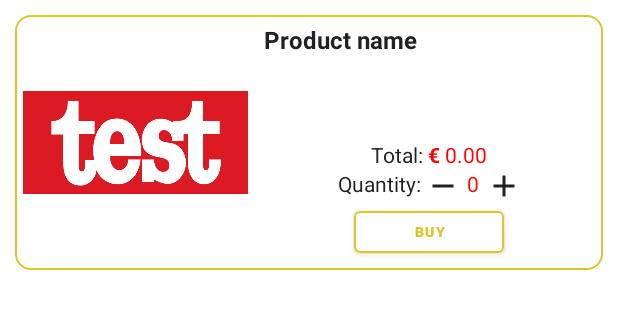
After one commit to sbritobreno/OnlineShopping_App, an Android app: the layout cart_recycler_view_template.xml on its own in the app's theme, with its tools: preview values and no code run, on a phone screen of 412 x 824 dp. The commit adds this screen. Shown: the top 309 px of the screen. Run offline under Robolectric (Android 15) with nearby library versions, the phone set to English and light mode, and no system bars.

Commit message:
cart Activity created and displaying user cart from the API

```diff
--- a/app/src/main/java/com/brito/onlineshopping_app/Api.kt
+++ b/app/src/main/java/com/brito/onlineshopping_app/Api.kt
@@ -23,6 +23,9 @@ interface ApiService {
     @GET("/users/{userId}")
     fun getSingleUser(@Path("userId") path: Int): Call<UserResponse>
 
+    @GET("/carts/user/{userId}")
+    fun getUserCart(@Path("userId") path: Int): Call<ArrayList<Cart>>
+
     @POST("/users")
     fun postNewUser(@Body userRequest: UserRequest): Call<UserResponse>
 
--- a/app/src/main/java/com/brito/onlineshopping_app/PostAdapter.kt
+++ b/app/src/main/java/com/brito/onlineshopping_app/PostAdapter.kt
@@ -36,7 +36,7 @@ class PostViewHolder(itemView: View) : RecyclerView.ViewHolder(itemView){
 
     fun initialize(productModel: Products, action:OnProductItemClickListener){
         title.text = productModel.title
-        price.text = productModel.price
+        price.text = productModel.price.toString()
 
         itemView.setOnClickListener{
             action.onItemClick(productModel, adapterPosition)
--- a/app/src/main/java/com/brito/onlineshopping_app/activities/MainActivity.kt
+++ b/app/src/main/java/com/brito/onlineshopping_app/activities/MainActivity.kt
@@ -20,11 +20,11 @@ import retrofit2.Call
 import retrofit2.Callback
 import retrofit2.Response
 
+var productListFromTheApi: ArrayList<Products> = arrayListOf()
 var currentToken: Token = Token("")
 var currentUserId: Int? = 0
 
-class MainActivity : AppCompatActivity(), OnProductItemClickListener,
-    PopupMenu.OnMenuItemClickListener {
+class MainActivity : AppCompatActivity(), OnProductItemClickListener, PopupMenu.OnMenuItemClickListener {
 
     override fun onSaveInstanceState(outState: Bundle, outPersistentState: PersistableBundle) {
         super.onSaveInstanceState(outState, outPersistentState)
@@ -57,6 +57,7 @@ class MainActivity : AppCompatActivity(), OnProductItemClickListener,
                     recyclerView.apply {
                         layoutManager = LinearLayoutManager(this@MainActivity)
                         adapter = PostAdapter(response.body()!!, this@MainActivity)
+                        productListFromTheApi = response.body()!!
                     }
             }
 
--- a/app/src/main/java/com/brito/onlineshopping_app/activities/ProductDetailsActivity.kt
+++ b/app/src/main/java/com/brito/onlineshopping_app/activities/ProductDetailsActivity.kt
@@ -37,7 +37,7 @@ class ProductDetailsActivity : AppCompatActivity(), PopupMenu.OnMenuItemClickLis
             ) {
                 if(response.isSuccessful) {
                     product_name_product_details_act.text = response.body()!!.title
-                    product_price_product_details_act.text = response.body()!!.price
+                    product_price_product_details_act.text = response.body()!!.price.toString()
                     product_description_product_details_act.text = response.body()!!.description
                     val loadImageView = product_img_product_details_act
                     Picasso.get()
--- /dev/null
+++ b/app/src/main/res/drawable-v24/ic_baseline_add_one_24.xml
@@ -0,0 +1,10 @@
+<vector xmlns:android="http://schemas.android.com/apk/res/android"
+    android:width="24dp"
+    android:height="24dp"
+    android:viewportWidth="24"
+    android:viewportHeight="24"
+    android:tint="@color/text">
+  <path
+      android:fillColor="@android:color/white"
+      android:pathData="M19,13h-6v6h-2v-6H5v-2h6V5h2v6h6v2z"/>
+</vector>
--- /dev/null
+++ b/app/src/main/res/drawable-v24/ic_baseline_remove_one_24.xml
@@ -0,0 +1,10 @@
+<vector xmlns:android="http://schemas.android.com/apk/res/android"
+    android:width="24dp"
+    android:height="24dp"
+    android:viewportWidth="24"
+    android:viewportHeight="24"
+    android:tint="@color/text">
+  <path
+      android:fillColor="@android:color/white"
+      android:pathData="M19,13H5v-2h14v2z"/>
+</vector>
--- a/app/src/main/res/layout/activity_product_details.xml
+++ b/app/src/main/res/layout/activity_product_details.xml
@@ -91,7 +91,7 @@
 
             <LinearLayout
                 android:layout_width="match_parent"
-                android:layout_height="match_parent"
+                android:layout_height="0dp"
                 android:layout_gravity="top"
                 android:layout_margin="5dp"
                 android:layout_weight="1"
--- /dev/null
+++ b/app/src/main/res/layout/cart_recycler_view_template.xml
@@ -0,0 +1,148 @@
+<?xml version="1.0" encoding="utf-8"?>
+<LinearLayout xmlns:android="http://schemas.android.com/apk/res/android"
+    xmlns:app="http://schemas.android.com/apk/res-auto"
+    xmlns:tools="http://schemas.android.com/tools"
+    android:layout_width="match_parent"
+    android:layout_height="170dp"
+    android:layout_margin="10dp"
+    android:background="@drawable/recyclerview_shape"
+    android:gravity="center"
+    android:orientation="horizontal">
+
+    <LinearLayout
+        android:layout_width="wrap_content"
+        android:layout_height="wrap_content">
+
+        <ImageView
+            android:id="@+id/image_cart_rView"
+            android:layout_width="150dp"
+            android:layout_height="150dp"
+            android:layout_margin="5dp"
+            android:src="@drawable/init_template_img" />
+    </LinearLayout>
+
+    <LinearLayout
+        android:layout_width="match_parent"
+        android:layout_height="match_parent"
+        android:layout_margin="5dp"
+        android:orientation="vertical">
+
+        <TextView
+            android:id="@+id/title_cart_rView"
+            android:layout_width="match_parent"
+            android:layout_height="wrap_content"
+            android:text="Product name"
+            android:textColor="@color/text"
+            android:textSize="16sp"
+            android:textStyle="bold" />
+
+        <LinearLayout
+            android:layout_width="match_parent"
+            android:layout_height="match_parent"
+            android:orientation="vertical">
+
+            <LinearLayout
+                android:layout_width="match_parent"
+                android:layout_height="wrap_content"
+                android:gravity="center"
+                android:layout_weight="1">
+
+                <TextView
+                    android:id="@+id/total_item_price_cart_rview"
+                    android:layout_width="wrap_content"
+                    android:layout_height="wrap_content"
+                    android:layout_gravity="bottom"
+                    android:text="Total: "
+                    android:textColor="@color/text"
+                    android:textSize="14sp" />
+
+                <TextView
+                    android:id="@+id/currency_symbol_rview"
+                    android:layout_width="wrap_content"
+                    android:layout_height="wrap_content"
+                    android:layout_gravity="bottom"
+                    android:text="€ "
+                    android:textColor="@color/red"
+                    android:textSize="14sp"
+                    android:textStyle="bold" />
+
+                <TextView
+                    android:id="@+id/final_product_price_cart_rView"
+                    android:layout_width="wrap_content"
+                    android:layout_height="wrap_content"
+                    android:layout_gravity="bottom"
+                    android:text="0.00"
+                    android:textColor="@color/red"
+                    android:textSize="14sp" />
+
+            </LinearLayout>
+
+            <LinearLayout
+                android:layout_width="match_parent"
+                android:layout_height="wrap_content"
+                android:gravity="center">
+
+                <TextView
+                    android:layout_width="wrap_content"
+                    android:layout_height="wrap_content"
+                    android:layout_gravity="top"
+                    android:text="Quantity: "
+                    android:textColor="@color/text"
+                    android:textSize="14sp" />
+
+                <ImageButton
+                    android:id="@+id/remove_product"
+                    android:layout_width="22dp"
+                    android:layout_height="22dp"
+                    android:layout_gravity="center"
+                    android:background="@color/white"
+                    app:srcCompat="@drawable/ic_baseline_remove_one_24"
+                    tools:ignore="SpeakableTextPresentCheck" />
+
+                <TextView
+                    android:id="@+id/quantity_cart_rView"
+                    android:layout_width="wrap_content"
+                    android:layout_height="wrap_content"
+                    android:layout_gravity="top"
+                    android:layout_marginHorizontal="5dp"
+                    android:text="0"
+                    android:textColor="@color/red"
+                    android:textSize="14sp" />
+
+                <ImageButton
+                    android:id="@+id/add_product"
+                    android:layout_width="22dp"
+                    android:layout_height="22dp"
+                    android:layout_gravity="center"
+                    android:background="@color/white"
+                    app:srcCompat="@drawable/ic_baseline_add_one_24"
+                    tools:ignore="SpeakableTextPresentCheck" />
+
+            </LinearLayout>
+
+            <LinearLayout
+                android:layout_width="match_parent"
+                android:layout_height="wrap_content"
+                android:gravity="center">
+
+                <Button
+                    android:id="@+id/buy_btn_cart_rView"
+                    android:layout_width="100dp"
+                    android:layout_height="40dp"
+
+                    android:backgroundTint="@color/white"
+                    android:text="Buy"
+                    android:textColor="@color/yellow_500"
+                    android:textSize="9sp"
+                    android:textStyle="bold"
+                    app:strokeColor="@color/yellow_500"
+                    app:strokeWidth="1dp"
+                    tools:ignore="TouchTargetSizeCheck" />
+
+            </LinearLayout>
+
+        </LinearLayout>
+
+    </LinearLayout>
+
+</LinearLayout>
```
Also changed, not shown: app/src/main/java/com/brito/onlineshopping_app/CartAdapter.kt (added, +64 -0 lines), app/src/main/java/com/brito/onlineshopping_app/Models.kt (+16 -1 lines), app/src/main/java/com/brito/onlineshopping_app/activities/CartActivity.kt (+45 -13 lines), app/src/main/res/layout/activity_cart.xml (+15 -26 lines).
